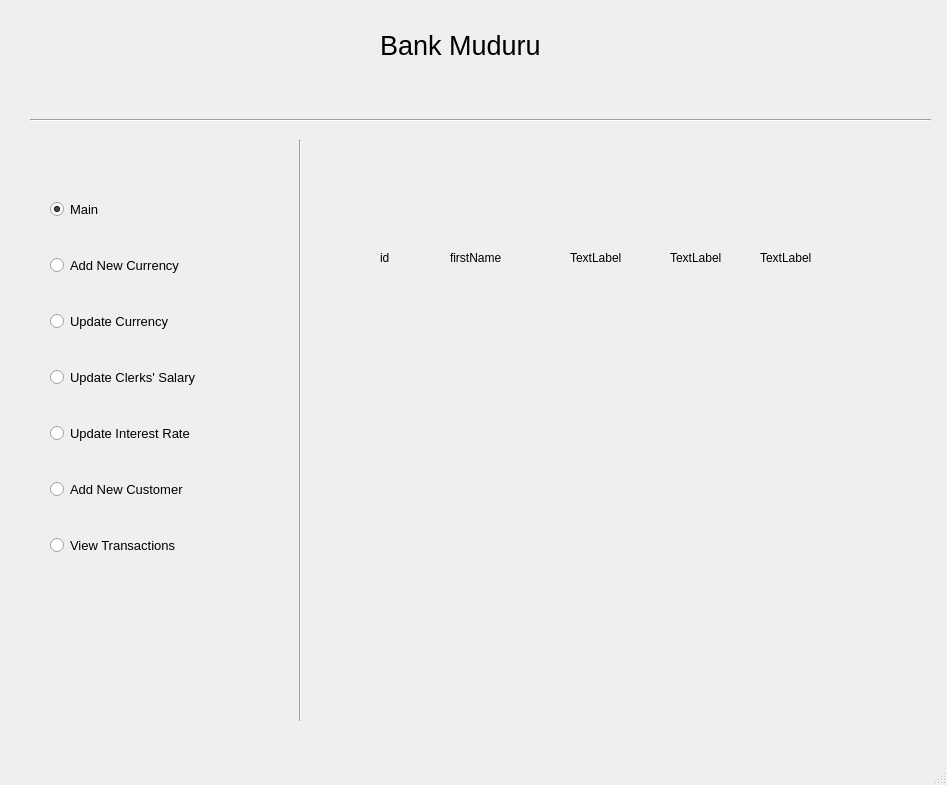
The window that Interface/UI/managerMain.ui (m4hosam/bank-managment-system) describes before a commit, drawn with Qt 5.
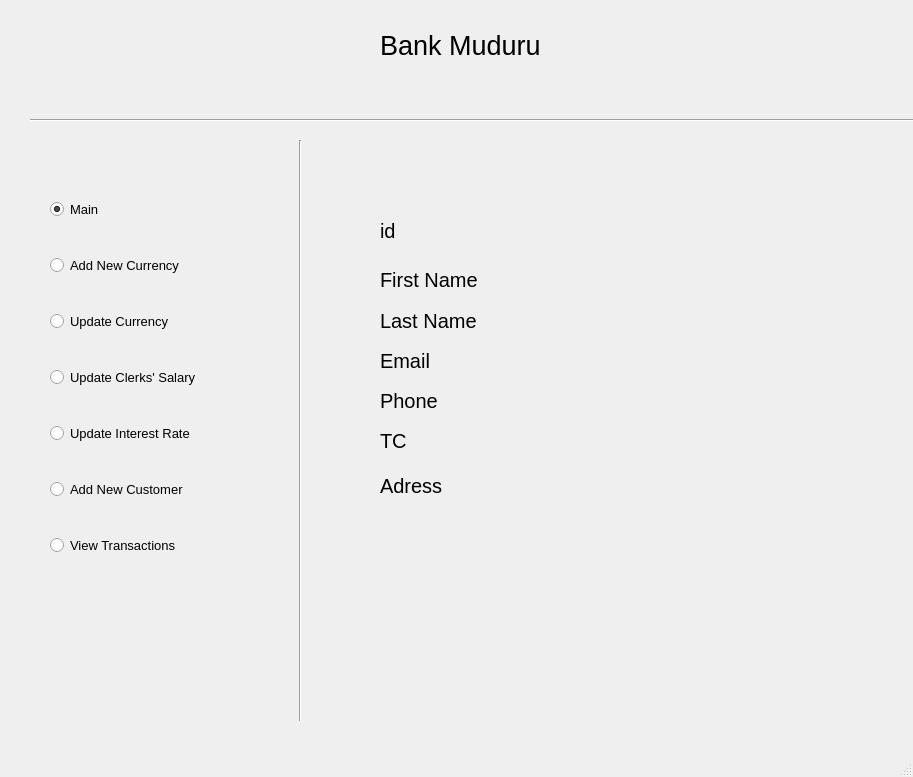
The same window after the commit.

Commit message: update the last two pages!!

The edit to the form file:
```diff
--- a/Interface/UI/managerMain.ui
+++ b/Interface/UI/managerMain.ui
@@ -6,8 +6,8 @@
    <rect>
     <x>0</x>
     <y>0</y>
-    <width>947</width>
-    <height>785</height>
+    <width>913</width>
+    <height>777</height>
    </rect>
   </property>
   <property name="windowTitle">
@@ -598,11 +598,16 @@
       <property name="geometry">
        <rect>
         <x>60</x>
-        <y>100</y>
-        <width>55</width>
-        <height>16</height>
+        <y>60</y>
+        <width>151</width>
+        <height>41</height>
        </rect>
       </property>
+      <property name="font">
+       <font>
+        <pointsize>15</pointsize>
+       </font>
+      </property>
       <property name="text">
        <string>id</string>
       </property>
@@ -610,59 +615,115 @@
      <widget class="QLabel" name="label_2">
       <property name="geometry">
        <rect>
-        <x>130</x>
-        <y>100</y>
-        <width>55</width>
-        <height>16</height>
+        <x>60</x>
+        <y>120</y>
+        <width>151</width>
+        <height>20</height>
        </rect>
       </property>
+      <property name="font">
+       <font>
+        <pointsize>15</pointsize>
+       </font>
+      </property>
       <property name="text">
-       <string>firstName</string>
+       <string>First Name</string>
       </property>
      </widget>
      <widget class="QLabel" name="label_3">
       <property name="geometry">
        <rect>
-        <x>250</x>
-        <y>100</y>
-        <width>55</width>
-        <height>16</height>
+        <x>60</x>
+        <y>160</y>
+        <width>151</width>
+        <height>21</height>
        </rect>
       </property>
+      <property name="font">
+       <font>
+        <pointsize>15</pointsize>
+       </font>
+      </property>
       <property name="text">
-       <string>TextLabel</string>
+       <string>Last Name</string>
       </property>
      </widget>
      <widget class="QLabel" name="label_4">
       <property name="geometry">
        <rect>
-        <x>350</x>
-        <y>100</y>
-        <width>55</width>
-        <height>16</height>
+        <x>60</x>
+        <y>200</y>
+        <width>151</width>
+        <height>21</height>
        </rect>
       </property>
+      <property name="font">
+       <font>
+        <pointsize>15</pointsize>
+       </font>
+      </property>
       <property name="text">
-       <string>TextLabel</string>
+       <string>Email</string>
       </property>
      </widget>
      <widget class="QLabel" name="label_5">
       <property name="geometry">
        <rect>
-        <x>440</x>
-        <y>100</y>
-        <width>55</width>
-        <height>16</height>
+        <x>60</x>
+        <y>240</y>
+        <width>151</width>
+        <height>21</height>
        </rect>
       </property>
+      <property name="font">
+       <font>
+        <pointsize>15</pointsize>
+       </font>
+      </property>
       <property name="text">
-       <string>TextLabel</string>
+       <string>Phone</string>
+      </property>
+     </widget>
+     <widget class="QLabel" name="label_6">
+      <property name="geometry">
+       <rect>
+        <x>60</x>
+        <y>280</y>
+        <width>151</width>
+        <height>21</height>
+       </rect>
+      </property>
+      <property name="font">
+       <font>
+        <pointsize>15</pointsize>
+       </font>
+      </property>
+      <property name="text">
+       <string>TC</string>
+      </property>
+     </widget>
+     <widget class="QLabel" name="label_7">
+      <property name="geometry">
+       <rect>
+        <x>60</x>
+        <y>325</y>
+        <width>151</width>
+        <height>21</height>
+       </rect>
+      </property>
+      <property name="font">
+       <font>
+        <pointsize>15</pointsize>
+       </font>
+      </property>
+      <property name="text">
+       <string>Adress</string>
       </property>
      </widget>
     </widget>
     <widget class="QWidget" name="view_transactions_widget"/>
    </widget>
-   <widget class="QWidget" name="">
+   <widget class="QWidget" name="layoutWidget">
     <property name="geometry">
      <rect>
       <x>50</x>
```
Left out of the diff: 10 changed lines with no effect on the pictures.
